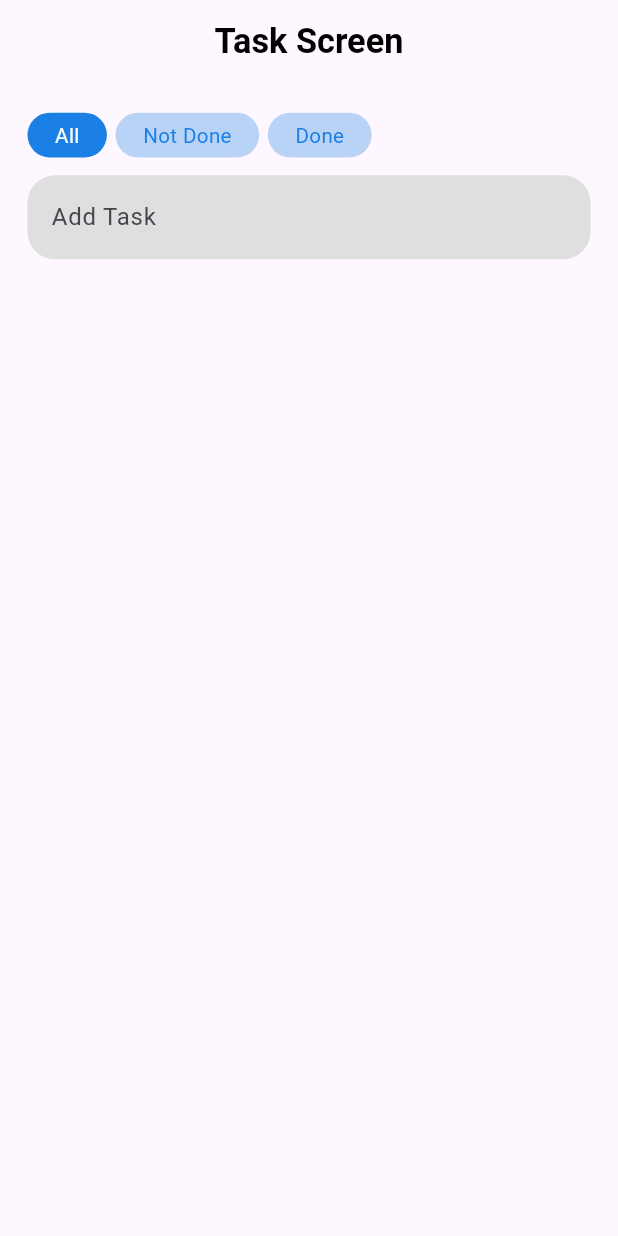
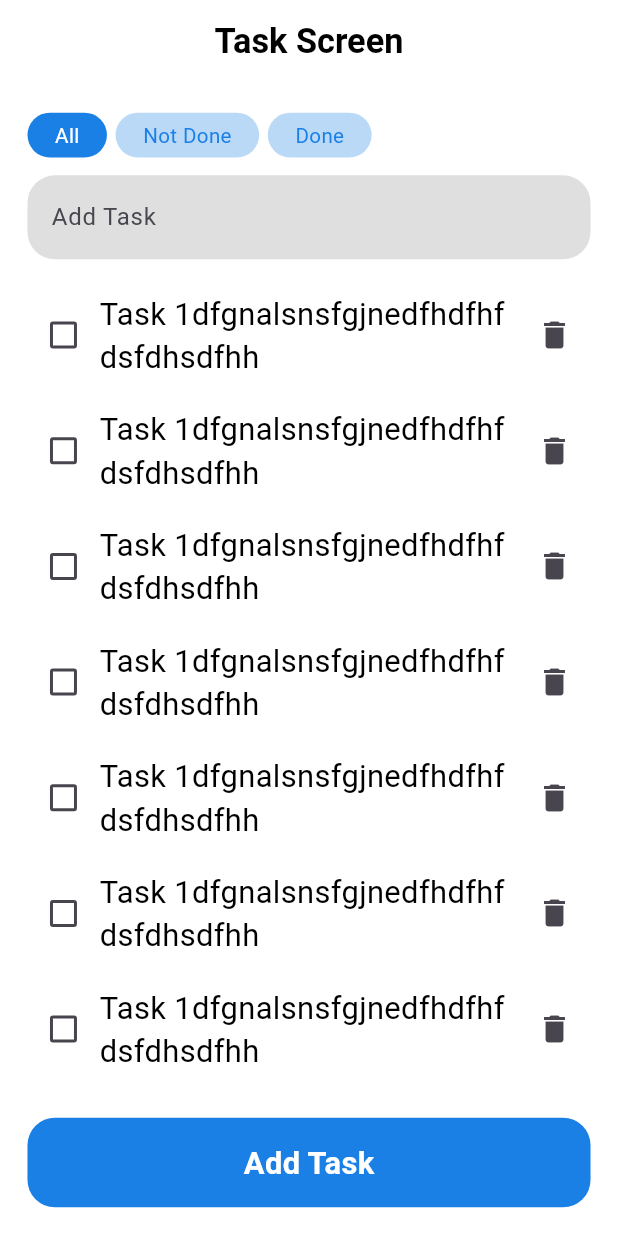
Before and after one commit to jemyJR/codeness_lab_task, a Flutter app: the screen it shows after launch, on a phone screen of 412 x 824 dp. Run offline on Flutter 3.47's test engine with Material 3 defaults, Android fonts, the light colour scheme and no system bars; our stand-ins replace flutter_bloc, flutter_screenutil.

Commit message:
- Added task row ui - Added custom button

```diff
--- a/lib/core/constants/app_style.dart
+++ b/lib/core/constants/app_style.dart
@@ -17,6 +17,15 @@ class AppStyle {
     fontSize: 12.sp,
     color: AppColors.blue,
   );
+  static TextStyle font18Black = TextStyle(
+    fontSize: 18.sp,
+    color: AppColors.black,
+  );
+  static TextStyle font18WhiteBold = TextStyle(
+    fontSize: 18.sp,
+    color: AppColors.white,
+    fontWeight: FontWeight.bold,
+  );
   static TextStyle font16BlackBold = TextStyle(
     fontSize: 16.sp,
     fontWeight: FontWeight.bold,
--- a/lib/features/task/ui/task_screen.dart
+++ b/lib/features/task/ui/task_screen.dart
@@ -1,8 +1,10 @@
 import 'package:codeness_lab_task/core/constants/app_colors.dart';
 import 'package:codeness_lab_task/core/helpers/spacing.dart';
 import 'package:codeness_lab_task/features/logic/cubit/task_cubit.dart';
+import 'package:codeness_lab_task/features/task/ui/widgets/custom_button.dart';
 import 'package:codeness_lab_task/features/task/ui/widgets/custom_text_form_field.dart';
 import 'package:codeness_lab_task/features/task/ui/widgets/tabbar_row.dart';
+import 'package:codeness_lab_task/features/task/ui/widgets/task_row.dart';
 import 'package:flutter/material.dart';
 import 'package:flutter_bloc/flutter_bloc.dart';
 import 'package:flutter_screenutil/flutter_screenutil.dart';
@@ -15,7 +17,11 @@ class TaskScreen extends StatelessWidget {
   @override
   Widget build(BuildContext context) {
     return Scaffold(
+      backgroundColor: AppColors.white,
       appBar: AppBar(
+        backgroundColor: AppColors.white,
+        scrolledUnderElevation: 0,
+        elevation: 0,
         title: Center(
           child: Text('Task Screen', style: AppStyle.font20BlackBold),
         ),
@@ -33,6 +39,18 @@ class TaskScreen extends StatelessWidget {
                 TabBarRow(selectedIndex: selectedIndex),
                 verticalSpace(10),
                 const CustomTextFormFireld(),
+                verticalSpace(10),
+                Expanded(
+                  child: ListView.builder(
+                    shrinkWrap: true,
+                    itemCount: 10,
+                    itemBuilder: (context, index) {
+                      return const TaskRow();
+                    },
+                  ),
+                ),
+                verticalSpace(10),
+                const CustomButton(),
               ],
             ),
           );
--- /dev/null
+++ b/lib/features/task/ui/widgets/custom_button.dart
@@ -0,0 +1,30 @@
+import 'package:codeness_lab_task/core/constants/app_colors.dart';
+import 'package:flutter/material.dart';
+import 'package:flutter_screenutil/flutter_screenutil.dart';
+
+import '../../../../core/constants/app_style.dart';
+
+class CustomButton extends StatelessWidget {
+  const CustomButton({super.key});
+
+  @override
+  Widget build(BuildContext context) {
+    return GestureDetector(
+      onTap: () {},
+      child: Container(
+        width: double.infinity,
+        height: 50.h,
+        decoration: BoxDecoration(
+          color: AppColors.blue,
+          borderRadius: BorderRadius.circular(16.r),
+        ),
+        child: Center(
+          child: Text(
+            'Add Task',
+            style: AppStyle.font18WhiteBold,
+          ),
+        ),
+      ),
+    );
+  }
+}
--- /dev/null
+++ b/lib/features/task/ui/widgets/task_row.dart
@@ -0,0 +1,35 @@
+import 'package:codeness_lab_task/core/constants/app_colors.dart';
+import 'package:flutter/material.dart';
+import 'package:flutter_screenutil/flutter_screenutil.dart';
+
+import '../../../../core/constants/app_style.dart';
+
+class TaskRow extends StatelessWidget {
+  const TaskRow({super.key});
+
+  @override
+  Widget build(BuildContext context) {
+    return Padding(
+      padding: EdgeInsets.symmetric(vertical: 8.h),
+      child: Row(
+        children: [
+          Checkbox(
+            value: false,
+            onChanged: (value) {},
+            activeColor: AppColors.blue,
+          ),
+          Expanded(
+            child: Text(
+              'Task 1dfgnalsnsfgjnedfhdfhfdsfdhsdfhh',
+              style: AppStyle.font18Black,
+              maxLines: 10,
+              overflow: TextOverflow.ellipsis,
+              softWrap: true,
+            ),
+          ),
+          IconButton(onPressed: () {}, icon: const Icon(Icons.delete))
+        ],
+      ),
+    );
+  }
+}
```
